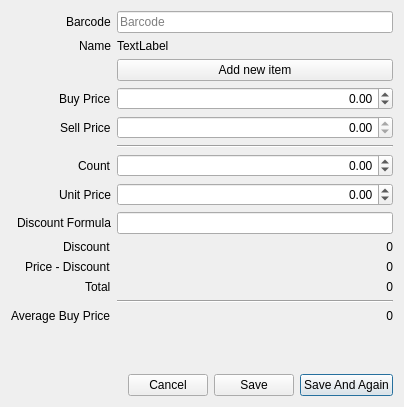
Old version of the form libgui/purchase/purchaseadditemdialog.ui in the repository apinprastya/sultan.
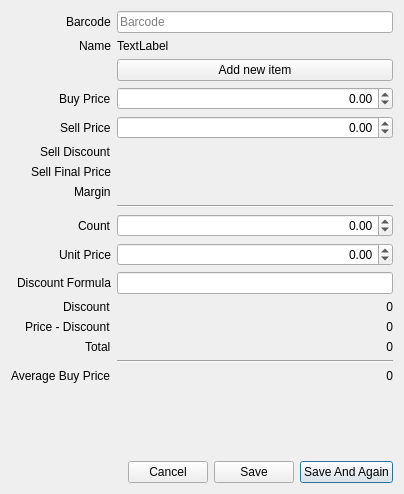
New version of the form.

Commit message: modify purchase item add dialog

```diff
--- a/libgui/purchase/purchaseadditemdialog.ui
+++ b/libgui/purchase/purchaseadditemdialog.ui
@@ -7,7 +7,7 @@
     <x>0</x>
     <y>0</y>
     <width>404</width>
-    <height>407</height>
+    <height>494</height>
    </rect>
   </property>
   <property name="windowTitle">
@@ -80,7 +80,7 @@
         <set>Qt::AlignRight|Qt::AlignTrailing|Qt::AlignVCenter</set>
        </property>
        <property name="readOnly">
-        <bool>true</bool>
+        <bool>false</bool>
        </property>
        <property name="minimum">
         <double>-10000000.000000000000000</double>
@@ -90,21 +90,21 @@
        </property>
       </widget>
      </item>
-     <item row="5" column="1">
+     <item row="8" column="1">
       <widget class="Line" name="line">
        <property name="orientation">
         <enum>Qt::Horizontal</enum>
        </property>
       </widget>
      </item>
-     <item row="6" column="0">
+     <item row="9" column="0">
       <widget class="QLabel" name="label_4">
        <property name="text">
         <string>Count</string>
        </property>
       </widget>
      </item>
-     <item row="6" column="1">
+     <item row="9" column="1">
       <widget class="QDoubleSpinBox" name="doubleCount">
        <property name="alignment">
         <set>Qt::AlignRight|Qt::AlignTrailing|Qt::AlignVCenter</set>
@@ -117,14 +117,14 @@
        </property>
       </widget>
      </item>
-     <item row="7" column="0">
+     <item row="10" column="0">
       <widget class="QLabel" name="label_6">
        <property name="text">
         <string>Unit Price</string>
        </property>
       </widget>
      </item>
-     <item row="7" column="1">
+     <item row="10" column="1">
       <widget class="QDoubleSpinBox" name="doublePrice">
        <property name="alignment">
         <set>Qt::AlignRight|Qt::AlignTrailing|Qt::AlignVCenter</set>
@@ -140,28 +140,28 @@
        </property>
       </widget>
      </item>
-     <item row="8" column="0">
+     <item row="11" column="0">
       <widget class="QLabel" name="label_8">
        <property name="text">
         <string>Discount Formula</string>
        </property>
       </widget>
      </item>
-     <item row="8" column="1">
+     <item row="11" column="1">
       <widget class="QLineEdit" name="lineDiscountFormula">
        <property name="alignment">
         <set>Qt::AlignRight|Qt::AlignTrailing|Qt::AlignVCenter</set>
        </property>
       </widget>
      </item>
-     <item row="9" column="0">
+     <item row="12" column="0">
       <widget class="QLabel" name="label_9">
        <property name="text">
         <string>Discount</string>
        </property>
       </widget>
      </item>
-     <item row="9" column="1">
+     <item row="12" column="1">
       <widget class="QLabel" name="labelDiscount">
        <property name="text">
         <string>0</string>
@@ -171,14 +171,14 @@
        </property>
       </widget>
      </item>
-     <item row="10" column="0">
+     <item row="13" column="0">
       <widget class="QLabel" name="label_10">
        <property name="text">
         <string>Price - Discount</string>
        </property>
       </widget>
      </item>
-     <item row="10" column="1">
+     <item row="13" column="1">
       <widget class="QLabel" name="labelPriceDisc">
        <property name="text">
         <string>0</string>
@@ -188,14 +188,14 @@
        </property>
       </widget>
      </item>
-     <item row="11" column="0">
+     <item row="14" column="0">
       <widget class="QLabel" name="label_5">
        <property name="text">
         <string>Total</string>
        </property>
       </widget>
      </item>
-     <item row="11" column="1">
+     <item row="14" column="1">
       <widget class="QLabel" name="labelTotal">
        <property name="text">
         <string>0</string>
@@ -205,14 +205,14 @@
        </property>
       </widget>
      </item>
-     <item row="12" column="1">
+     <item row="15" column="1">
       <widget class="Line" name="line_2">
        <property name="orientation">
         <enum>Qt::Horizontal</enum>
        </property>
       </widget>
      </item>
-     <item row="13" column="1">
+     <item row="16" column="1">
       <widget class="QLabel" name="labelBuyPrice">
        <property name="text">
         <string>0</string>
@@ -222,7 +222,7 @@
        </property>
       </widget>
      </item>
-     <item row="13" column="0">
+     <item row="16" column="0">
       <widget class="QLabel" name="label_12">
        <property name="text">
         <string>Average Buy Price</string>
@@ -236,6 +236,57 @@
        </property>
       </widget>
      </item>
+     <item row="7" column="1">
+      <widget class="QLabel" name="labelMargin">
+       <property name="text">
+        <string/>
+       </property>
+       <property name="alignment">
+        <set>Qt::AlignRight|Qt::AlignTrailing|Qt::AlignVCenter</set>
+       </property>
+      </widget>
+     </item>
+     <item row="5" column="1">
+      <widget class="QLabel" name="labelSellDiscount">
+       <property name="text">
+        <string/>
+       </property>
+       <property name="alignment">
+        <set>Qt::AlignRight|Qt::AlignTrailing|Qt::AlignVCenter</set>
+       </property>
+      </widget>
+     </item>
+     <item row="6" column="1">
+      <widget class="QLabel" name="labelSellFinal">
+       <property name="text">
+        <string/>
+       </property>
+       <property name="alignment">
+        <set>Qt::AlignRight|Qt::AlignTrailing|Qt::AlignVCenter</set>
+       </property>
+      </widget>
+     </item>
+     <item row="5" column="0">
+      <widget class="QLabel" name="label_11">
+       <property name="text">
+        <string>Sell Discount</string>
+       </property>
+      </widget>
+     </item>
+     <item row="6" column="0">
+      <widget class="QLabel" name="label_13">
+       <property name="text">
+        <string>Sell Final Price</string>
+       </property>
+      </widget>
+     </item>
+     <item row="7" column="0">
+      <widget class="QLabel" name="label_14">
+       <property name="text">
+        <string>Margin</string>
+       </property>
+      </widget>
+     </item>
     </layout>
    </item>
    <item>
```
The commit also changes 6 other files.
